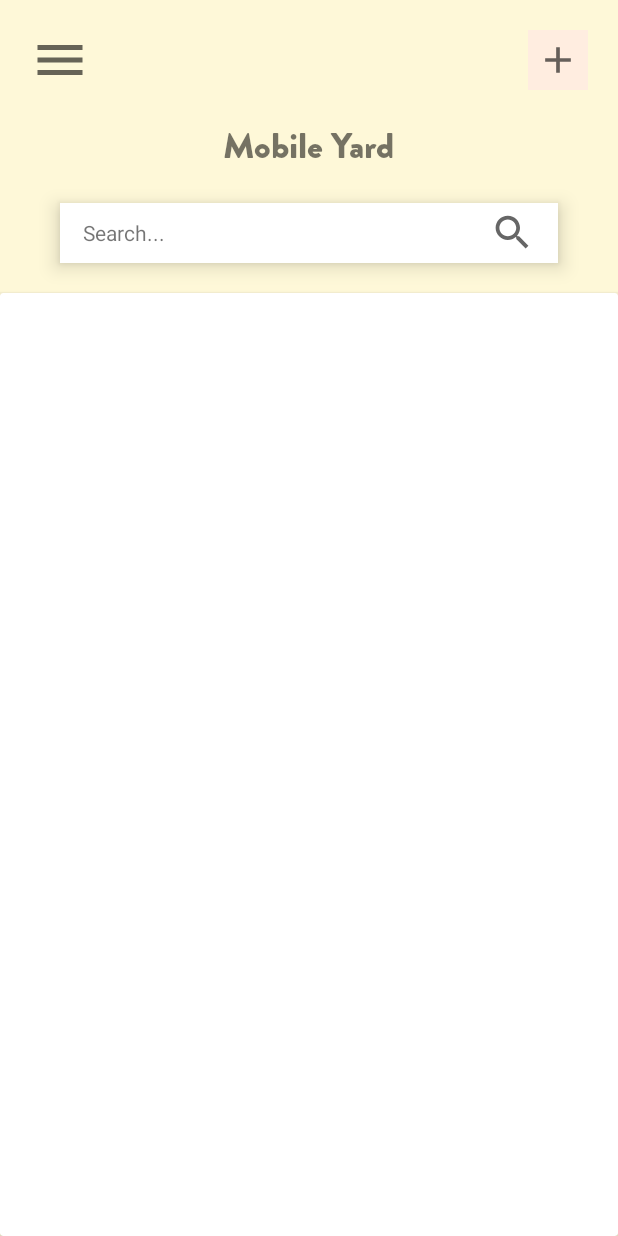
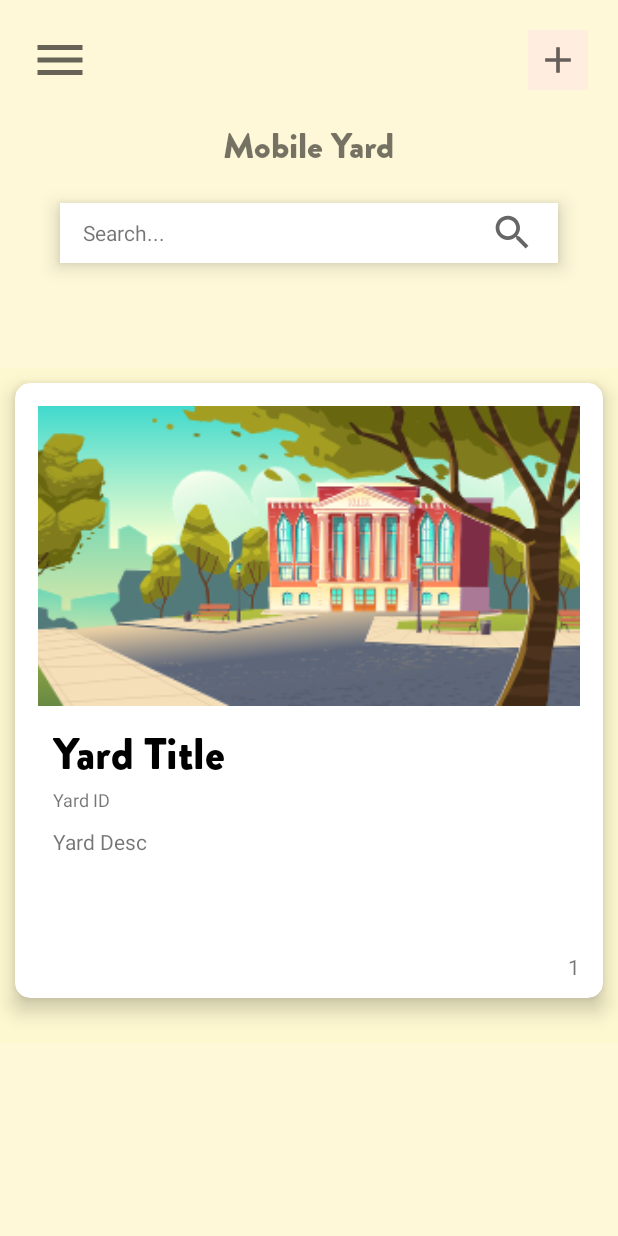
Before and after one commit to MrCodeFan/MobYardAndroid, an Android app: the screen it shows after launch once a user with an empty profile is signed in (UserDashboardActivity), on a phone screen of 412 x 824 dp. Run offline under Robolectric (Android 15) with nearby library versions, the phone set to English and light mode, and no system bars; our stand-ins replace Firebase (no records; nobody signed in at launch, a user with empty details on screens opened directly).

Commit message:
ViewCard was added

```diff
--- /dev/null
+++ b/app/src/main/java/com/example/mobyardandroid/user/HomeAdapter.java
@@ -0,0 +1,34 @@
+package com.example.mobyardandroid.user;
+
+public class HomeAdapter {
+    int image, cardNum;
+    String title, id, description;
+
+    public HomeAdapter(int image, String title, String id, String description, int cardNum) {
+        this.image = image;
+        this.title = title;
+        this.id = id;
+        this.description = description;
+        this.cardNum = cardNum;
+    }
+
+    public int getImage() {
+        return image;
+    }
+
+    public String getTitle() {
+        return title;
+    }
+
+    public String getId() {
+        return id;
+    }
+
+    public String getDescription() {
+        return description;
+    }
+
+    public int getCardNum() {
+        return cardNum;
+    }
+}
--- a/app/src/main/java/com/example/mobyardandroid/user/UserDashboardActivity.java
+++ b/app/src/main/java/com/example/mobyardandroid/user/UserDashboardActivity.java
@@ -1,13 +1,27 @@
 package com.example.mobyardandroid.user;
 
 import androidx.appcompat.app.AppCompatActivity;
+import androidx.recyclerview.widget.LinearLayoutManager;
+import androidx.recyclerview.widget.RecyclerView;
 
+import android.content.Intent;
+import android.content.SharedPreferences;
 import android.os.Bundle;
 import android.view.WindowManager;
 
 import com.example.mobyardandroid.R;
+import com.example.mobyardandroid.auth.StartActivity;
+import com.google.firebase.auth.FirebaseAuth;
+
+import java.util.ArrayList;
 
 public class UserDashboardActivity extends AppCompatActivity {
+
+    SharedPreferences YardsPrefs, PersPrefs;
+    String email, userId, username, lastName, firstName;
+
+    RecyclerView recyclerYards;
+    RecyclerView.Adapter adapter;
 
     @Override
     protected void onCreate(Bundle savedInstanceState) {
@@ -19,5 +33,63 @@ public class UserDashboardActivity extends AppCompatActivity {
         setContentView(R.layout.activity_user_dashboard);
 
 
+        PersPrefs = getSharedPreferences(
+                "PersonalData",
+                MODE_PRIVATE
+        );
+
+        email = PersPrefs.getString("mail", "");
+        userId = PersPrefs.getString("id", "");
+        username = PersPrefs.getString("username", "");
+        lastName = PersPrefs.getString("Lastname", "");
+        firstName = PersPrefs.getString("Firstname", "");
+
+        // Hooks
+        recyclerYards = findViewById(R.id.recycler_yards);
+
+        recyclerYards();
+    }
+
+
+    protected void onStart() {
+        super.onStart();
+
+        YardsPrefs = getSharedPreferences(
+                "YardsData",
+                MODE_PRIVATE
+        );
+
+
+    }
+
+    private void recyclerYards(){
+        recyclerYards.setHasFixedSize(true);
+        recyclerYards.setLayoutManager(new LinearLayoutManager(
+                    this,
+                    LinearLayoutManager.HORIZONTAL,
+                    false
+                )
+        );
+
+        ArrayList<HomeAdapter> homeAdapters = new ArrayList<>();
+
+        for (int i = 1; i < 4; i++ ) {
+            homeAdapters.add(
+                    new HomeAdapter(
+                            R.drawable.yard_pic_template,
+                            getString(R.string.yards_title),
+                            getString(R.string.yards_id),
+                            getString(R.string.yards_desc),
+                            i
+                    )
+            );
+        }
+
+
+
+        adapter = new YardsHomeAdapter(homeAdapters);
+
+        recyclerYards.setAdapter(adapter);
+
     }
 }
--- /dev/null
+++ b/app/src/main/java/com/example/mobyardandroid/user/YardsHomeAdapter.java
@@ -0,0 +1,73 @@
+package com.example.mobyardandroid.user;
+
+import android.view.LayoutInflater;
+import android.view.View;
+import android.view.ViewGroup;
+import android.widget.ImageView;
+import android.widget.TextView;
+
+import androidx.annotation.NonNull;
+import androidx.recyclerview.widget.RecyclerView;
+
+import com.example.mobyardandroid.R;
+
+import java.util.ArrayList;
+
+public class YardsHomeAdapter extends
+        RecyclerView.Adapter<YardsHomeAdapter.YardsHomeViewHolder> {
+
+    ArrayList<HomeAdapter> homeAdapters;
+
+    public YardsHomeAdapter(ArrayList<HomeAdapter> homeAdapters) {
+        this.homeAdapters = homeAdapters;
+    }
+
+
+    @NonNull
+    @Override
+    public YardsHomeViewHolder onCreateViewHolder(@NonNull ViewGroup parent, int viewType) {
+        View view = LayoutInflater.from(
+                parent.getContext()
+        ).inflate(
+                R.layout.yard_table_layout,
+                parent,
+                false
+        );
+
+        YardsHomeViewHolder yardsHomeViewHolder = new YardsHomeViewHolder(view);
+
+        return yardsHomeViewHolder;
+    }
+
+    @Override
+    public void onBindViewHolder(@NonNull YardsHomeViewHolder holder, int position) {
+        HomeAdapter yardsHomeAdapter = homeAdapters.get( position );
+
+        holder.image.setImageResource(yardsHomeAdapter.getImage());
+        holder.desc.setText(yardsHomeAdapter.getDescription());
+        holder.title.setText(yardsHomeAdapter.getTitle());
+        holder.id.setText(yardsHomeAdapter.getId());
+    }
+
+    @Override
+    public int getItemCount() {
+        return homeAdapters.size();
+    }
+
+    public static class YardsHomeViewHolder extends RecyclerView.ViewHolder{
+
+        ImageView image;
+        TextView title, desc, id;
+
+        public YardsHomeViewHolder(@NonNull View itemView){
+            super(itemView);
+
+            // Hooks
+            image = itemView.findViewById(R.id.yard_image);
+            id = itemView.findViewById(R.id.yard_id);
+            desc = itemView.findViewById(R.id.yard_desc);
+            title = itemView.findViewById(R.id.yard_heading);
+        }
+    }
+
+}
--- a/app/src/main/res/layout/activity_user_dashboard.xml
+++ b/app/src/main/res/layout/activity_user_dashboard.xml
@@ -80,9 +80,36 @@
         </RelativeLayout>
     </RelativeLayout>
 
-    <androidx.cardview.widget.CardView
+    <ScrollView
         android:layout_width="match_parent"
-        android:layout_height="match_parent" />
+        android:layout_height="match_parent">
+
+        <LinearLayout
+            android:layout_width="match_parent"
+            android:layout_height="match_parent"
+            android:orientation="vertical"
+            android:paddingTop="30dp">
 
 
+            <RelativeLayout
+                android:layout_width="match_parent"
+                android:layout_height="wrap_content"
+                android:layout_marginTop="20dp"
+                android:background="@color/banner_yard_background">
+
+                <androidx.recyclerview.widget.RecyclerView
+                    android:id="@+id/recycler_yards"
+                    android:layout_width="match_parent"
+                    android:layout_height="450dp">
+
+                </androidx.recyclerview.widget.RecyclerView>
+            </RelativeLayout>
+
+
+
+
+        </LinearLayout>
+
+    </ScrollView>
+
 </LinearLayout>
--- a/app/src/main/res/layout/slides_layot.xml
+++ b/app/src/main/res/layout/slides_layot.xml
@@ -9,7 +9,7 @@
     <ImageView
         android:id="@+id/slider_image"
         android:layout_width="0dp"
-        android:layout_height="wrap_content"
+        android:layout_height="300dp"
         android:padding="20dp"
         app:layout_constraintEnd_toEndOf="parent"
         app:layout_constraintStart_toStartOf="parent"
--- a/app/src/main/res/layout/yard_table_layout.xml
+++ b/app/src/main/res/layout/yard_table_layout.xml
@@ -1,24 +1,25 @@
 <?xml version="1.0" encoding="utf-8"?>
-<androidx.constraintlayout.widget.ConstraintLayout
+<androidx.cardview.widget.CardView
     xmlns:android="http://schemas.android.com/apk/res/android"
     xmlns:app="http://schemas.android.com/apk/res-auto"
-    xmlns:tools="http://schemas.android.com/tools"
     android:layout_width="match_parent"
-    android:layout_height="match_parent">
+    android:layout_height="410dp"
+    app:cardCornerRadius="10dp"
+    app:cardElevation="8dp"
+    android:layout_margin="10dp">
 
-
-
+    <LinearLayout
+        android:layout_width="match_parent"
+        android:layout_height="match_parent"
+        android:padding="15dp"
+        android:orientation="vertical">
 
         <ImageView
-
             android:id="@+id/yard_image"
-        android:layout_width="0dp"
+            android:layout_width="match_parent"
             android:layout_height="200dp"
-        android:padding="20dp"
-        app:layout_constraintEnd_toEndOf="parent"
-        app:layout_constraintStart_toStartOf="parent"
-        app:layout_constraintTop_toTopOf="parent"
-        app:srcCompat="@drawable/yard_pic_template"
+            android:src="@drawable/yard_pic_template"
+            android:scaleType="centerCrop"
             />
 
         <TextView
@@ -26,32 +27,43 @@
             android:layout_width="wrap_content"
             android:layout_height="wrap_content"
             android:fontFamily="@font/brandon_grotesque_black"
+            android:paddingLeft="10dp"
+            android:paddingTop="10dp"
             android:text="@string/yards_name"
             android:textSize="30sp"
-        app:layout_constraintTop_toBottomOf="@+id/yard_image"
-        tools:layout_editor_absoluteX="50dp" />
+            android:textColor="@color/black"
+            />
 
         <TextView
             android:id="@+id/yard_id"
             android:layout_width="wrap_content"
             android:layout_height="wrap_content"
-        android:layout_marginStart="170dp"
+            android:paddingLeft="10dp"
             android:layout_marginEnd="170dp"
-        android:gravity="center"
+            android:textSize="12sp"
             android:text="@string/yards_id"
-        app:layout_constraintTop_toBottomOf="@+id/yard_heading"
-        tools:layout_editor_absoluteX="50dp"/>
+            app:layout_constraintTop_toBottomOf="@+id/yard_heading"/>
 
         <TextView
             android:id="@+id/yard_desc"
-        android:layout_width="wrap_content"
+            android:layout_width="362dp"
+            android:layout_height="93dp"
+            android:paddingLeft="10dp"
+            android:paddingTop="10dp"
+            android:text="@string/yards_title"
+            app:layout_constraintTop_toBottomOf="@+id/yard_id" />
+
+        <TextView
+            android:id="@+id/yard_num"
+            android:layout_width="36dp"
             android:layout_height="wrap_content"
-        android:layout_marginStart="170dp"
-        android:layout_marginEnd="170dp"
-        android:gravity="center"
-        android:text="@string/yards_title"
-        app:layout_constraintTop_toBottomOf="@+id/yard_id"
-        tools:layout_editor_absoluteX="50dp"/>
+            android:layout_gravity="bottom|right"
+            android:gravity="right"
+            android:text="1"/>
+    </LinearLayout>
 
 
-</androidx.constraintlayout.widget.ConstraintLayout>
+
+
+
+</androidx.cardview.widget.CardView>
--- a/app/src/main/res/values/colors.xml
+++ b/app/src/main/res/values/colors.xml
@@ -27,6 +27,7 @@
 
 
     <color name="home_background">#fef8d8</color>
+    <color name="banner_yard_background">#fef8d0</color>
     <color name="add_background">#ffede0</color>
     <color name="banner_background">#f9f9f9</color>
 
--- a/app/src/main/res/values/strings.xml
+++ b/app/src/main/res/values/strings.xml
@@ -45,6 +45,7 @@
     <!-- User Dashboard Yards -->
     <string name="yards_name">Yard Name</string>
     <string name="yards_title">Yard Title</string>
+    <string name="yards_desc">Yard Desc</string>
     <string name="yards_id">Yard ID</string>
 
 
```
Lines whose indentation alone changed are shown as unchanged.
